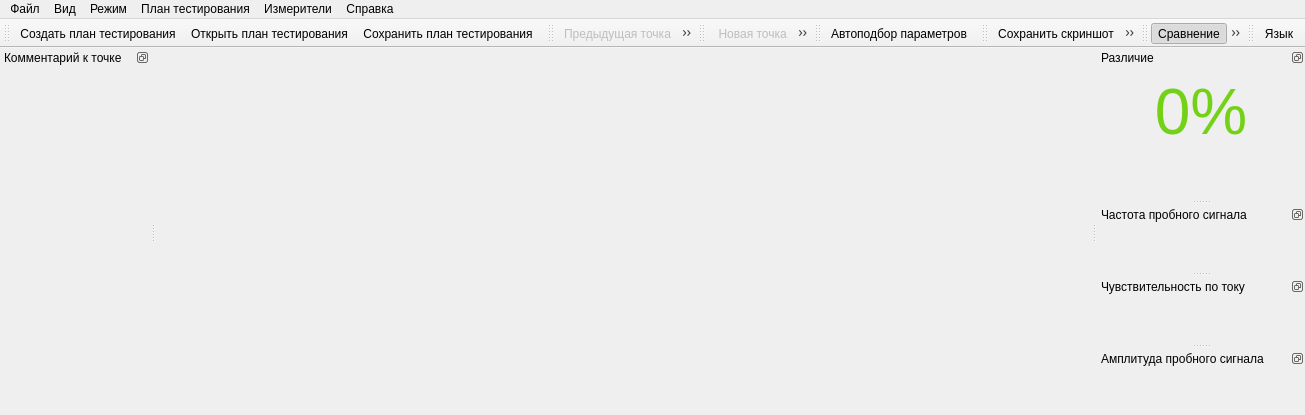
The window that gui/mainwindow.ui (EPC-MSU/EPLab) describes before a commit, drawn with Qt 5.
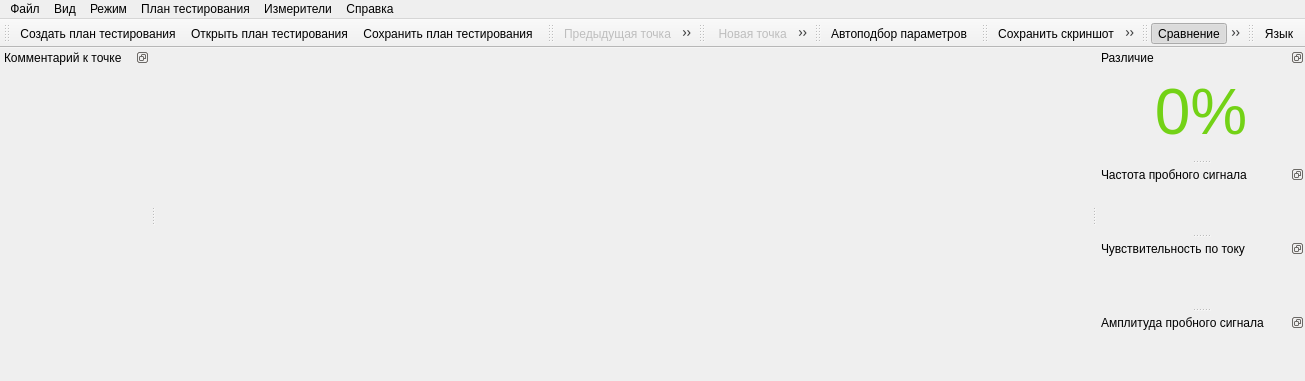
The same window after the commit. Icons and pictures are not drawn.

Commit message: Changed selection style for comment table

```diff
--- a/gui/mainwindow.ui
+++ b/gui/mainwindow.ui
@@ -6,8 +6,8 @@
    <rect>
     <x>0</x>
     <y>0</y>
-    <width>632</width>
-    <height>415</height>
+    <width>644</width>
+    <height>381</height>
    </rect>
   </property>
   <property name="windowTitle">
@@ -63,19 +63,6 @@
        </property>
       </widget>
      </item>
-     <item>
-      <spacer name="vertical_spacer">
-       <property name="orientation">
-        <enum>Qt::Vertical</enum>
-       </property>
-       <property name="sizeHint" stdset="0">
-        <size>
-         <width>20</width>
-         <height>40</height>
-        </size>
-       </property>
-      </spacer>
-     </item>
     </layout>
    </widget>
   </widget>
```
Left out of the diff: 2 changed lines with no effect on the pictures. The commit also changes 1 other file.
